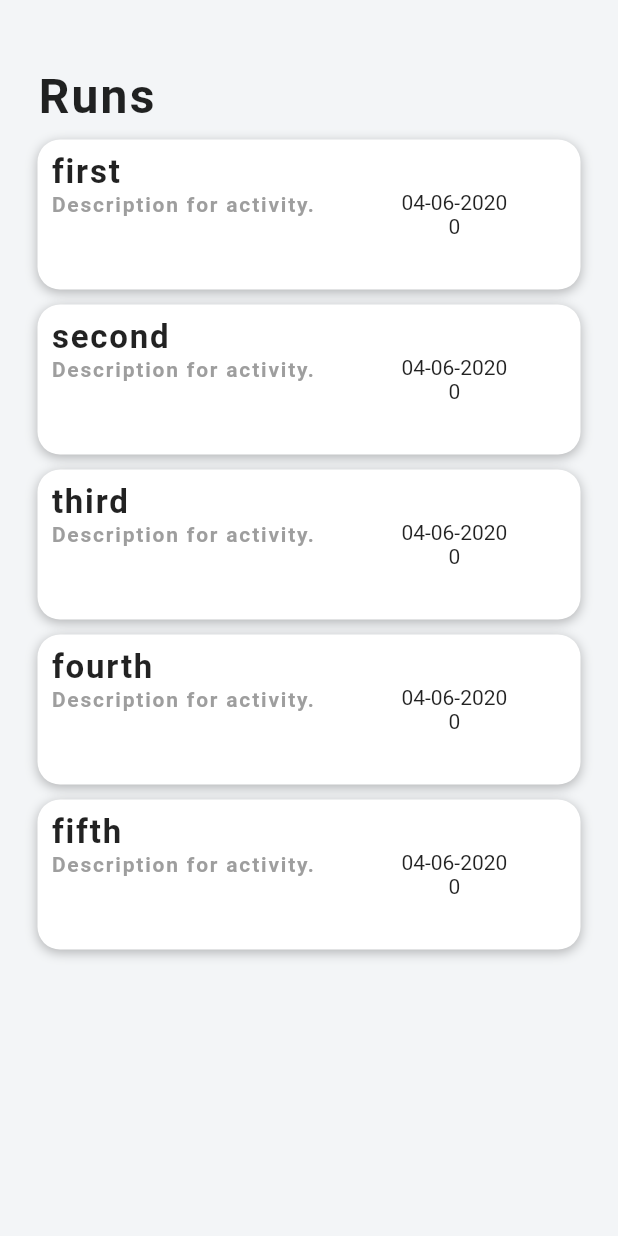
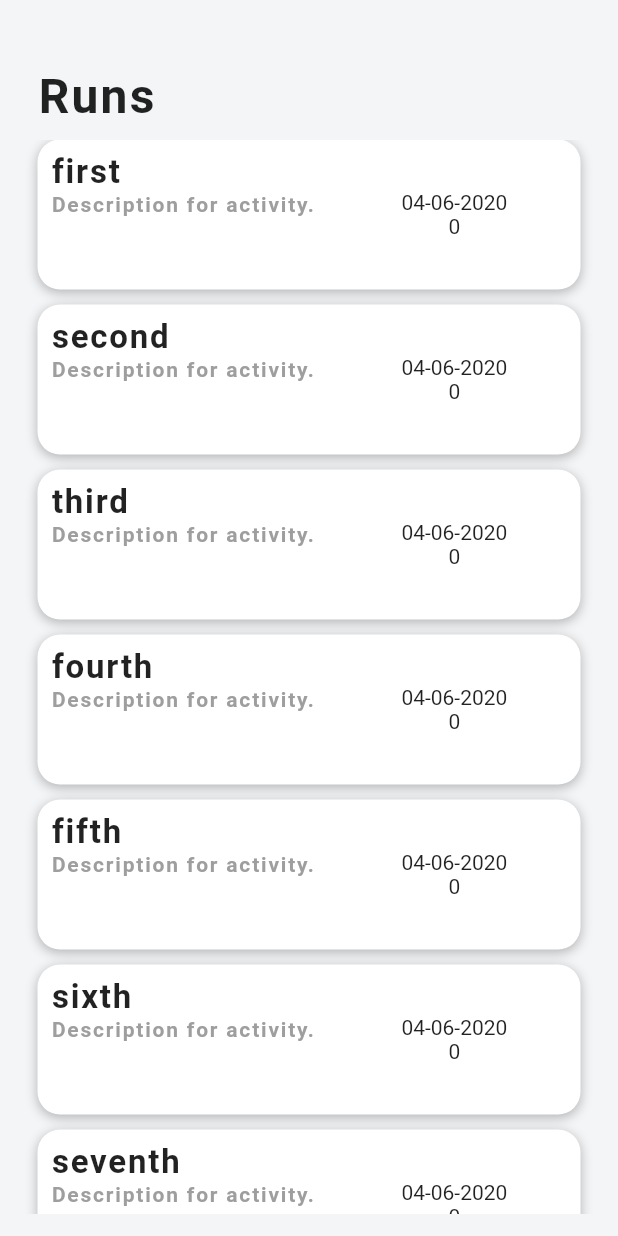
Before and after one commit to arjunsbalaji/gaitmate, a Flutter app: the ActivitiesScreen screen opened directly with sample values from the repository, on a phone screen of 412 x 824 dp. Run offline on Flutter 3.47's test engine with Material 2 defaults, Android fonts, the phone set to English and light mode, and no system bars; network calls fail.

Commit message:
added some activities

```diff
--- a/lib/models/collection_model.dart
+++ b/lib/models/collection_model.dart
@@ -44,6 +44,24 @@
       endTime: DateTime.utc(2020, 6, 4, 10, 10),
       value: 0,
       notes: 'Description for activity.'),
+  Activity(
+      id: 'sixth',
+      startTime: DateTime.utc(2020, 6, 4, 8, 10),
+      endTime: DateTime.utc(2020, 6, 4, 10, 10),
+      value: 0,
+      notes: 'Description for activity.'),
+  Activity(
+      id: 'seventh',
+      startTime: DateTime.utc(2020, 6, 4, 8, 10),
+      endTime: DateTime.utc(2020, 6, 4, 10, 10),
+      value: 0,
+      notes: 'Description for activity.'),
+  Activity(
+      id: 'ninth',
+      startTime: DateTime.utc(2020, 6, 4, 8, 10),
+      endTime: DateTime.utc(2020, 6, 4, 10, 10),
+      value: 0,
+      notes: 'Description for activity.'),
 ];
 
 List<Collection> collections = [
--- a/lib/widgets/collection_listview.dart
+++ b/lib/widgets/collection_listview.dart
@@ -2,7 +2,6 @@
 import '../models/collection_model.dart';
 import 'package:intl/intl.dart';
 import '../screens/activity_screen.dart';
-
 
 class CollectionListView extends StatelessWidget {
   final Collection collection;
@@ -33,9 +32,10 @@
             ],
           ),
         ),
-        Container(
+        Expanded(
+          child: Container(
             //color: Colors.blue,
-          height: (MediaQuery.of(context).size.height) * 0.8,
+            //height: (MediaQuery.of(context).size.height) * 0.8,
             child: ListView.builder(
               scrollDirection: Axis.vertical,
               itemBuilder: (context, int index) {
@@ -115,6 +115,7 @@
               },
               itemCount: collection.activities.length,
             ),
+          ),
         )
       ],
     );
```
Lines whose indentation alone changed are shown as unchanged.
